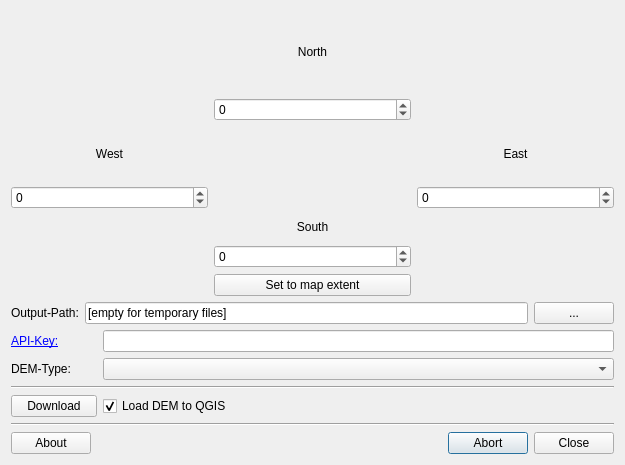
Qt form srtm_downloader_dialog_base.ui (hdus/SRTM-Downloader) before a commit.
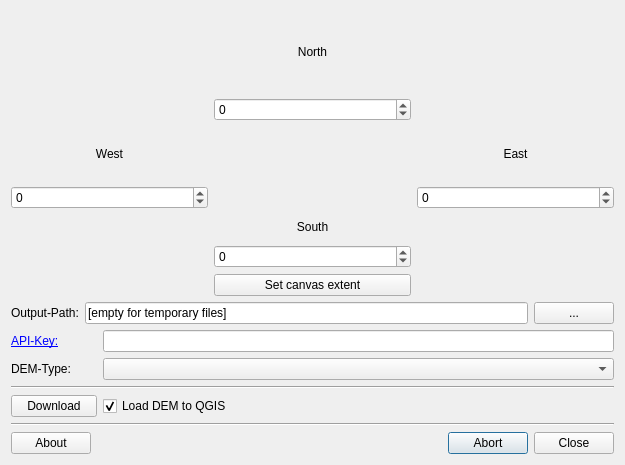
The same form after that commit.

The edit to the form file:
```diff
--- a/srtm_downloader_dialog_base.ui
+++ b/srtm_downloader_dialog_base.ui
@@ -148,7 +148,7 @@
        <item>
         <widget class="QPushButton" name="btn_extent">
          <property name="text">
-          <string>Set to map extent</string>
+          <string>Set canvas extent</string>
          </property>
         </widget>
        </item>
```
